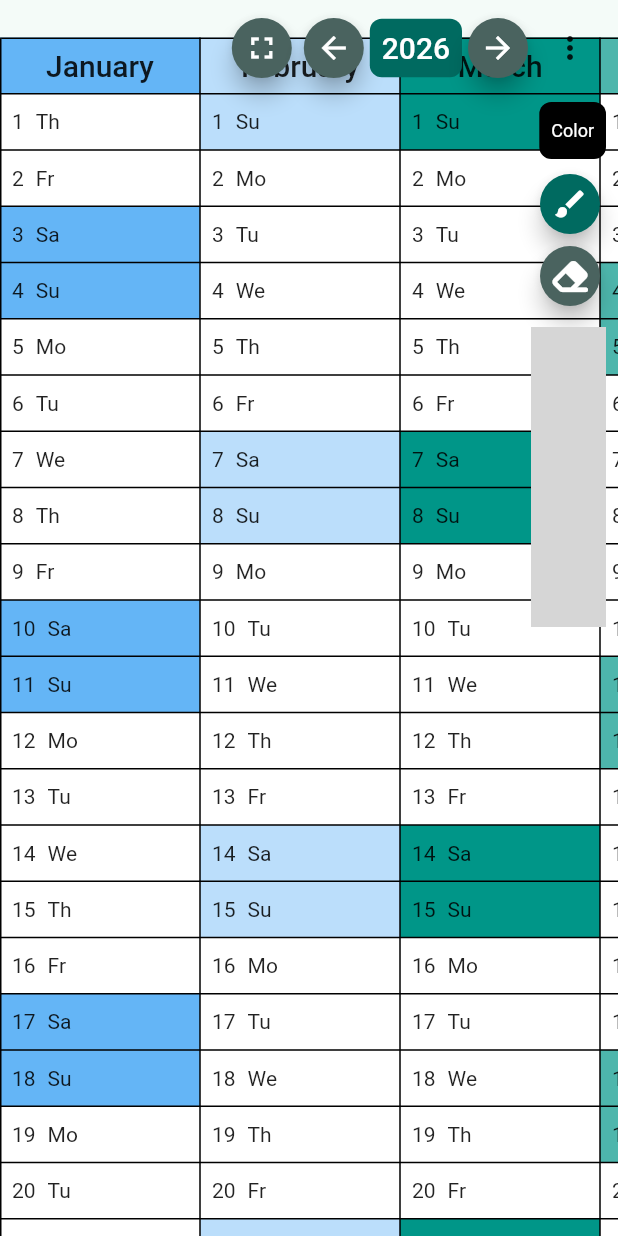
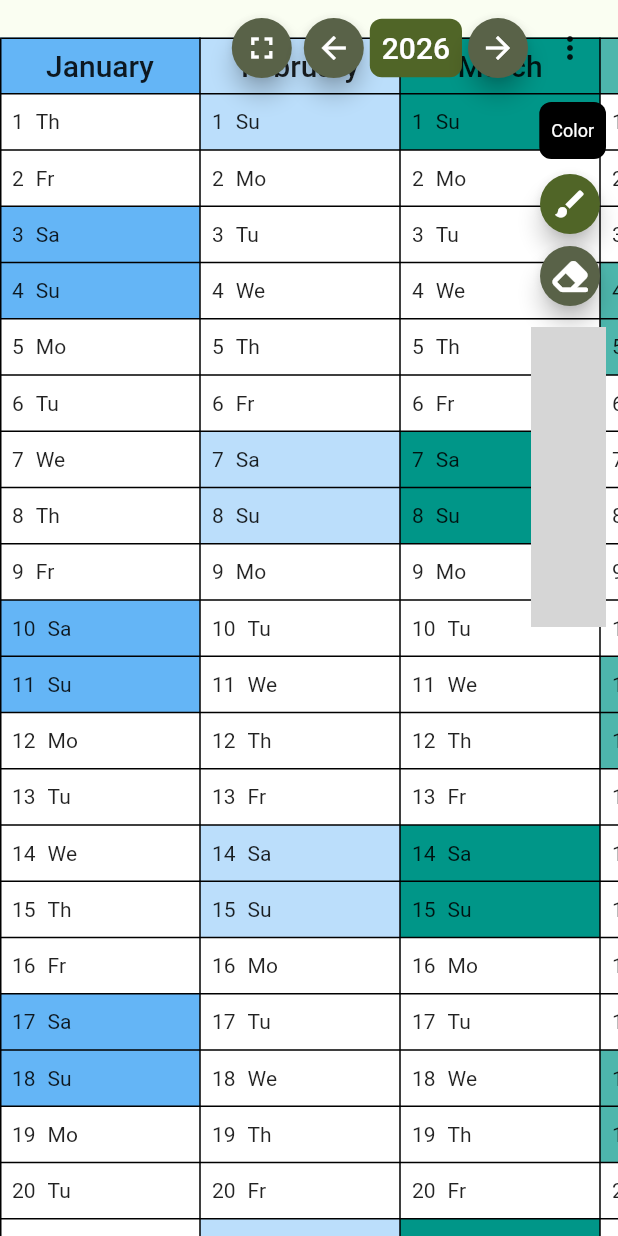
Before and after one commit to AlexanderThiele/stift_flutter_app, a Flutter app: the screen it shows once a user with an empty profile is signed in, after a tap on the "fullscreen" icon, on a phone screen of 412 x 824 dp. Run offline on Flutter 3.47's test engine with Material 2 defaults, Android fonts, the phone set to English and light mode, and no system bars; our stand-ins replace another_xlider, cloud_firestore, event_bus, firebase_auth, firebase_core, flutter_colorpicker and 4 more; missing offline and left inert: firebase_app_check, gesture_x_detector; accounts and stored records are empty; generated files the repository leaves out were written again; network calls fail; grey boxes are pictures that could not be loaded.

Commit message:
change name, change color, fix drawing colors

```diff
--- a/lib/cal/paint_view_light.dart
+++ b/lib/cal/paint_view_light.dart
@@ -177,7 +177,7 @@ class Signature extends CustomPainter {
     //print("paaaaint");
     for (SingleDraw draw in drawingList) {
       Paint paint = Paint()
-        ..color = color
+        ..color = draw.color
         ..strokeCap = StrokeCap.round
         ..style = PaintingStyle.stroke
         ..strokeWidth = draw.size;
--- a/lib/main.dart
+++ b/lib/main.dart
@@ -32,7 +32,9 @@ class MyApp extends HookConsumerWidget {
     print(user);
 
     ThemeData theme =
-        ThemeData(colorSchemeSeed: Colors.teal, brightness: Brightness.light);
+        ThemeData(colorSchemeSeed: const Color(0xFFCDF77E),
+            scaffoldBackgroundColor: const Color(0xFFFAFEF2),
+            brightness: Brightness.light);
 
     ThemeData themeDark =
         ThemeData(colorSchemeSeed: Colors.teal, brightness: Brightness.dark);
@@ -56,7 +58,7 @@ class MyApp extends HookConsumerWidget {
       routeInformationProvider: _router.routeInformationProvider,
       routeInformationParser: _router.routeInformationParser,
       routerDelegate: _router.routerDelegate,
-      title: 'Pencal',
+      title: 'Stift',
     );
   }
 
```
Also changed, not shown: 1 other file.
